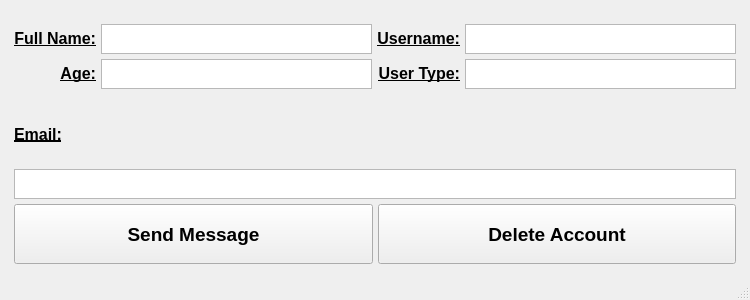
Qt form ui/User_frame_employer.ui (IvnGenza/EasyJob_39) before a commit.
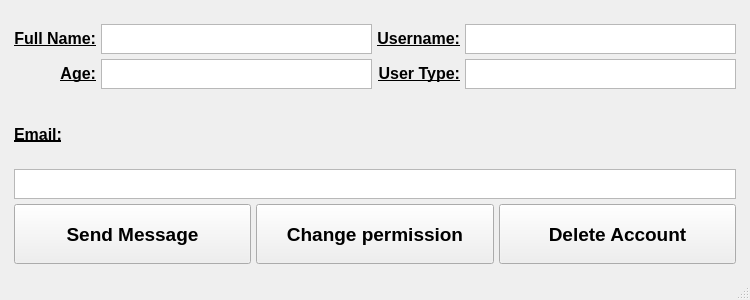
The same form after that commit.

Commit message: permission frames

What changed in the file:
```diff
--- a/ui/User_frame_employer.ui
+++ b/ui/User_frame_employer.ui
@@ -253,6 +253,35 @@
             </property>
            </widget>
           </item>
+          <item>
+           <widget class="QPushButton" name="permission_button">
+            <property name="minimumSize">
+             <size>
+              <width>0</width>
+              <height>60</height>
+             </size>
+            </property>
+            <property name="maximumSize">
+             <size>
+              <width>16777215</width>
+              <height>60</height>
+             </size>
+            </property>
+            <property name="font">
+             <font>
+              <pointsize>14</pointsize>
+              <weight>75</weight>
+              <bold>true</bold>
+             </font>
+            </property>
+            <property name="cursor">
+             <cursorShape>PointingHandCursor</cursorShape>
+            </property>
+            <property name="text">
+             <string>Change permission</string>
+            </property>
+           </widget>
+          </item>
           <item>
            <widget class="QPushButton" name="delete_account_button">
             <property name="minimumSize">
```
The commit also changes 9 other files.
